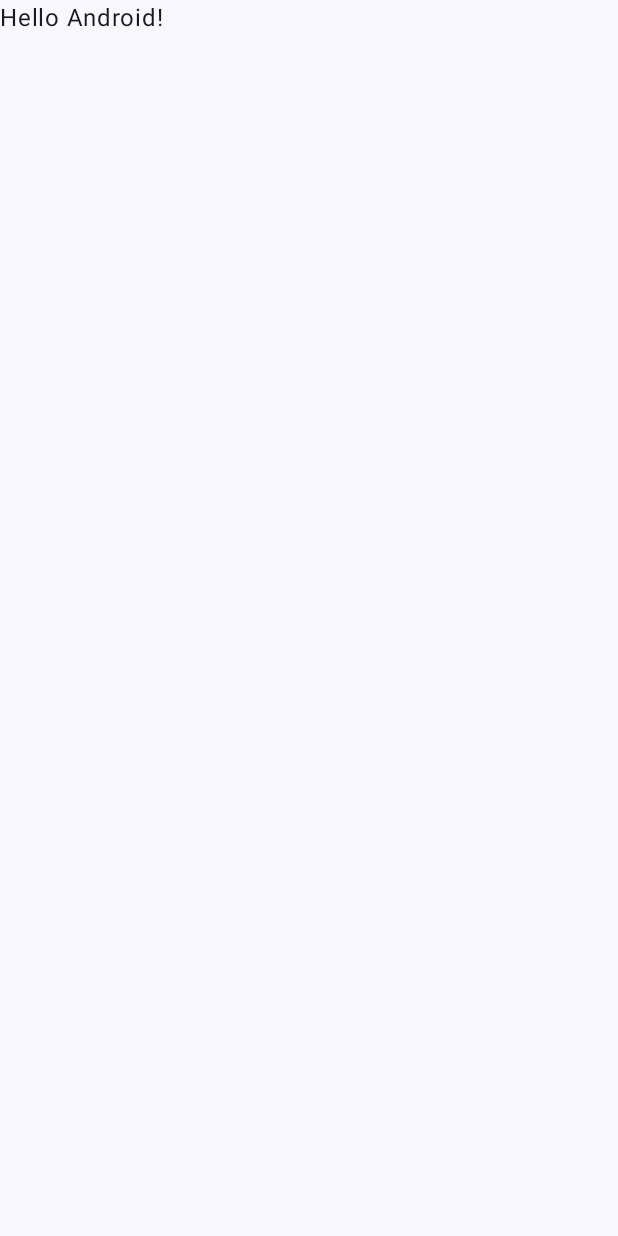
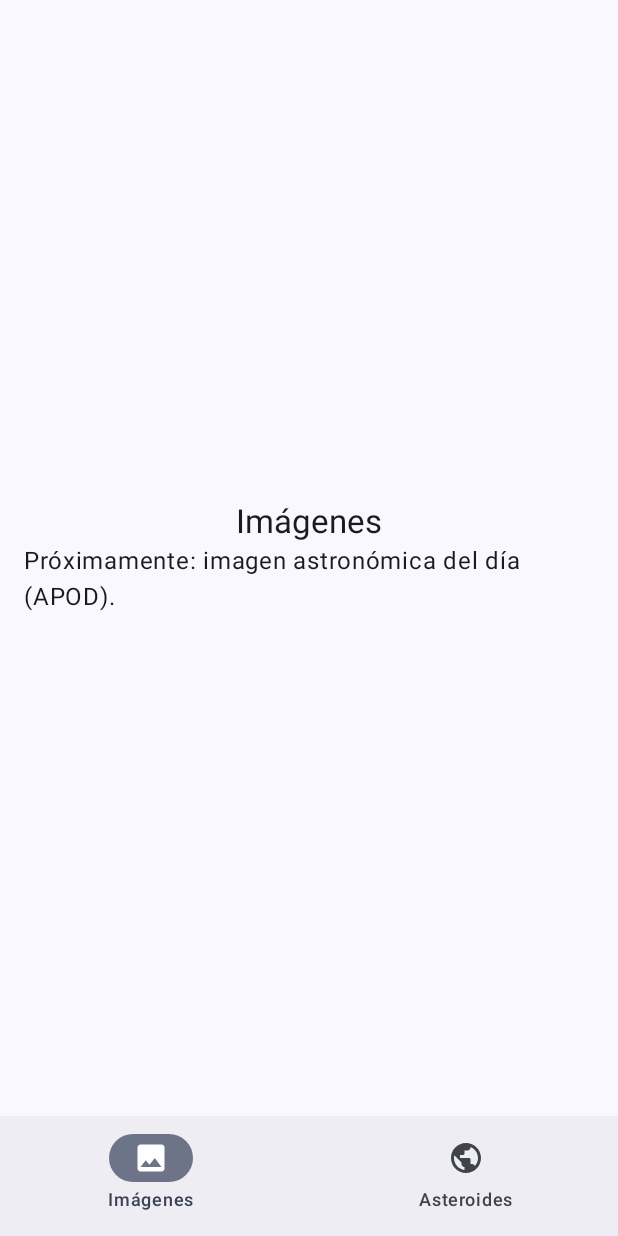
Before and after one commit to FreddyAliaga/23200327_ALIAGA-23100206_LANDAVERI-PC02-DSM, an Android app built with Jetpack Compose: the screen it shows after launch (MainActivity), on a phone screen of 412 x 824 dp. Before the commit the screen is almost empty. Run offline under Robolectric (Android 15) with nearby library versions, the phone set to English and light mode, and no system bars.

Commit message:
Agrega navegación principal con barra inferior Imágenes y Asteroides

```diff
--- a/app/src/main/java/pe/edu/esan/diarioespacial/MainActivity.kt
+++ b/app/src/main/java/pe/edu/esan/diarioespacial/MainActivity.kt
@@ -4,13 +4,7 @@ import android.os.Bundle
 import androidx.activity.ComponentActivity
 import androidx.activity.compose.setContent
 import androidx.activity.enableEdgeToEdge
-import androidx.compose.foundation.layout.fillMaxSize
-import androidx.compose.foundation.layout.padding
-import androidx.compose.material3.Scaffold
-import androidx.compose.material3.Text
-import androidx.compose.runtime.Composable
-import androidx.compose.ui.Modifier
-import androidx.compose.ui.tooling.preview.Preview
+import pe.edu.esan.diarioespacial.presentation.navigation.AppNavGraph
 import pe.edu.esan.diarioespacial.ui.theme.DiarioEspacialTheme
 
 class MainActivity : ComponentActivity() {
@@ -19,29 +13,8 @@ class MainActivity : ComponentActivity() {
         enableEdgeToEdge()
         setContent {
             DiarioEspacialTheme {
-                Scaffold(modifier = Modifier.fillMaxSize()) { innerPadding ->
-                    Greeting(
-                        name = "Android",
-                        modifier = Modifier.padding(innerPadding)
-                    )
-                }
+                AppNavGraph()
             }
         }
     }
 }
-
-@Composable
-fun Greeting(name: String, modifier: Modifier = Modifier) {
-    Text(
-        text = "Hello $name!",
-        modifier = modifier
-    )
-}
-
-@Preview(showBackground = true)
-@Composable
-fun GreetingPreview() {
-    DiarioEspacialTheme {
-        Greeting("Android")
-    }
-}
--- /dev/null
+++ b/app/src/main/java/pe/edu/esan/diarioespacial/presentation/images/ImagesPlaceholderScreen.kt
@@ -0,0 +1,27 @@
+package pe.edu.esan.diarioespacial.presentation.images
+
+import androidx.compose.foundation.layout.Arrangement
+import androidx.compose.foundation.layout.Column
+import androidx.compose.foundation.layout.fillMaxSize
+import androidx.compose.foundation.layout.padding
+import androidx.compose.material3.MaterialTheme
+import androidx.compose.material3.Text
+import androidx.compose.runtime.Composable
+import androidx.compose.ui.Alignment
+import androidx.compose.ui.Modifier
+import androidx.compose.ui.unit.dp
+
+// BASE COMÚN: pantalla temporal. El Alumno 1 la reemplaza por su lista de APOD.
+@Composable
+fun ImagesPlaceholderScreen() {
+    Column(
+        modifier = Modifier
+            .fillMaxSize()
+            .padding(16.dp),
+        verticalArrangement = Arrangement.Center,
+        horizontalAlignment = Alignment.CenterHorizontally
+    ) {
+        Text("Imágenes", style = MaterialTheme.typography.titleLarge)
+        Text("Próximamente: imagen astronómica del día (APOD).")
+    }
+}
--- /dev/null
+++ b/app/src/main/java/pe/edu/esan/diarioespacial/presentation/navigation/AppNavGraph.kt
@@ -0,0 +1,75 @@
+package pe.edu.esan.diarioespacial.presentation.navigation
+
+import androidx.compose.foundation.layout.padding
+import androidx.compose.material.icons.Icons
+import androidx.compose.material.icons.filled.Image
+import androidx.compose.material.icons.filled.Public
+import androidx.compose.material3.Icon
+import androidx.compose.material3.NavigationBar
+import androidx.compose.material3.NavigationBarItem
+import androidx.compose.material3.Scaffold
+import androidx.compose.material3.Text
+import androidx.compose.runtime.Composable
+import androidx.compose.runtime.getValue
+import androidx.compose.ui.Modifier
+import androidx.navigation.NavController
+import androidx.navigation.NavGraph.Companion.findStartDestination
+import androidx.navigation.compose.NavHost
+import androidx.navigation.compose.composable
+import androidx.navigation.compose.currentBackStackEntryAsState
+import androidx.navigation.compose.navigation
+import androidx.navigation.compose.rememberNavController
+import pe.edu.esan.diarioespacial.presentation.images.ImagesPlaceholderScreen
+
+// BASE COMÚN: navegación principal con barra inferior (Imágenes y Asteroides).
+// Cada opción tiene su propio grafo interno: "imagenes/..." (Alumno 1) y "asteroides/..." (Alumno 2).
+@Composable
+fun AppNavGraph() {
+    val navController = rememberNavController()
+    val backStackEntry by navController.currentBackStackEntryAsState()
+    val currentRoute = backStackEntry?.destination?.route ?: ""
+
+    Scaffold(
+        bottomBar = {
+            NavigationBar {
+                NavigationBarItem(
+                    selected = currentRoute.startsWith("imagenes"),
+                    onClick = { navController.navigateToTab("imagenes") },
+                    icon = { Icon(Icons.Filled.Image, contentDescription = null) },
+                    label = { Text("Imágenes") }
+                )
+                NavigationBarItem(
+                    selected = currentRoute.startsWith("asteroides"),
+                    onClick = { navController.navigateToTab("asteroides") },
+                    icon = { Icon(Icons.Filled.Public, contentDescription = null) },
+                    label = { Text("Asteroides") }
+                )
+            }
+        }
+    ) { paddingValues ->
+        NavHost(
+            navController = navController,
+            startDestination = "imagenes",
+            modifier = Modifier.padding(paddingValues)
+        ) {
+            //Imágenes - APOD (Alumno 1)
+            navigation(startDestination = "imagenes/lista", route = "imagenes") {
+                composable("imagenes/lista") { ImagesPlaceholderScreen() }
+            }
+
+            //Asteroides - NeoWs (Alumno 2)
+            navigation(startDestination = "asteroides/lista", route = "asteroides") {
+                composable("asteroides/lista") { Text("Próximamente: asteroides cercanos (NeoWs).") }
+            }
+        }
+    }
+}
+
+// Cambia de pestaña sin apilar pantallas y recordando dónde se quedó cada opción
+private fun NavController.navigateToTab(route: String) {
+    navigate(route) {
+        popUpTo(graph.findStartDestination().id) { saveState = true }
+        launchSingleTop = true
+        restoreState = true
+    }
+}
```
